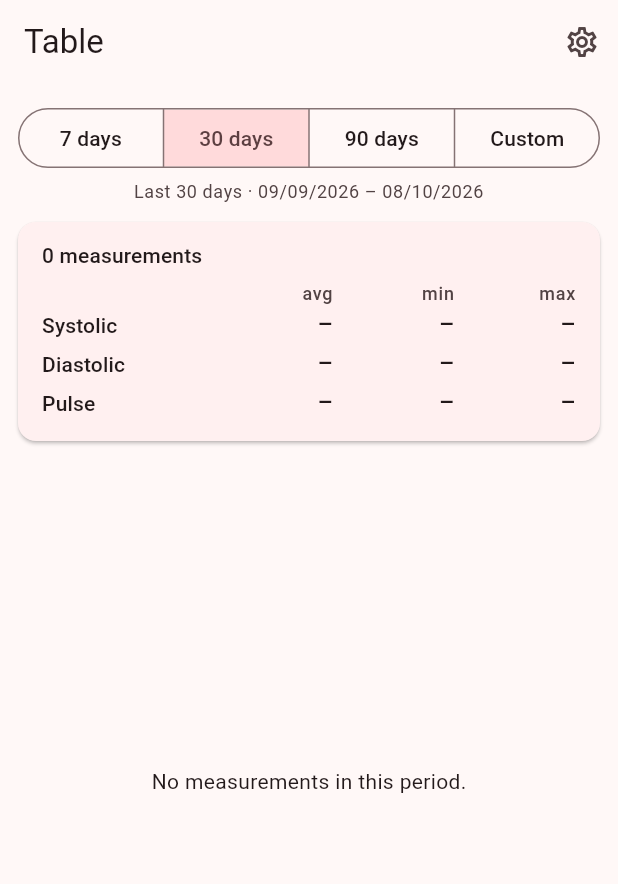
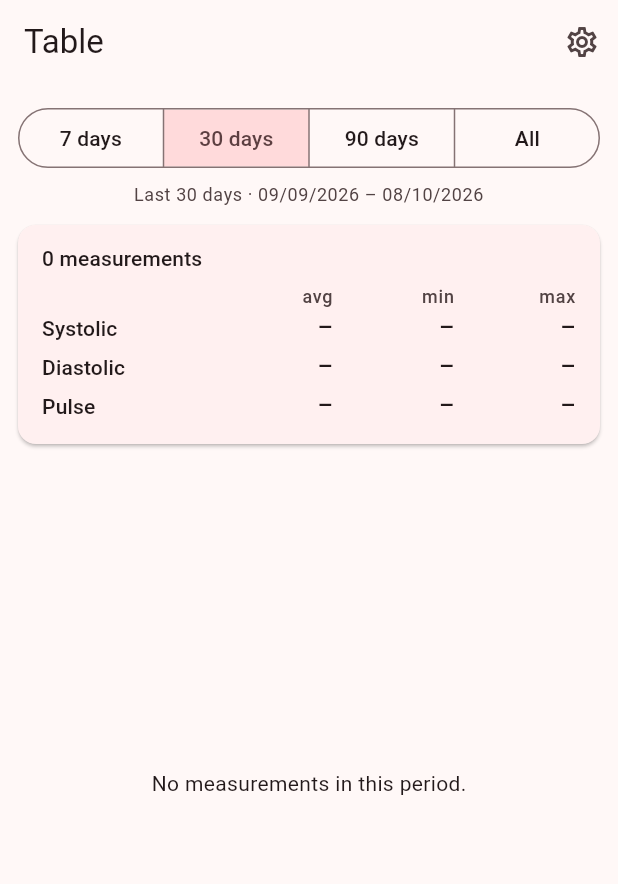
Before and after one commit to RelayCore-Projects/pulzar, a Flutter app: the screen it shows after launch, item 2 of the bottom bar chosen, on a phone screen of 412 x 824 dp. Shown: the top 884 px of the screen. Run offline on Flutter 3.47's test engine with Material 3 defaults, Android fonts, the phone set to English and light mode, and no system bars; our stand-ins replace sqflite; accounts and stored records are empty.

Commit message:
fix: táblázat napi fejléccel és egyben görgethető, „All” időszak, közös grafikon piros/kék színnel
Co-Authored-By: Claude Opus 5.5 <noreply@anthropic.com>
Claude-Session: https://claude.ai/code/session_01DkXCJTFpNUHhN54dazZQBh

```diff
--- a/lib/domain/period.dart
+++ b/lib/domain/period.dart
@@ -1,33 +1,29 @@
 import '../util/format.dart';
 
-enum PeriodPreset { days7, days30, days90, custom }
+/// FR-06: 7 / 30 / 90 nap vagy az összes mérés (v0.4.0: az egyéni időszak helyett).
+enum PeriodPreset { days7, days30, days90, all }
 
-/// Megjelenítési / export időszak (FR-06): mindkét végpont napja beleértve.
+/// Megjelenítési / export időszak: mindkét végpont napja beleértve.
 class Period {
   const Period._(this.preset, this.from, this.to);
 
-  factory Period.preset(PeriodPreset preset, DateTime today) {
+  /// [earliest]: a legkorábbi mérés ideje – csak az „All” időszakhoz kell.
+  factory Period.of(PeriodPreset preset, DateTime today, {DateTime? earliest}) {
+    final end = dateOnly(today);
+    if (preset == PeriodPreset.all) {
+      final start = earliest == null ? end : dateOnly(earliest);
+      return Period._(preset, start.isAfter(end) ? end : start, end);
+    }
     final days = switch (preset) {
       PeriodPreset.days7 => 7,
       PeriodPreset.days30 => 30,
-      PeriodPreset.days90 => 90,
-      PeriodPreset.custom =>
-        throw ArgumentError('Use Period.custom for a custom range'),
+      _ => 90,
     };
-    final end = dateOnly(today);
     return Period._(
       preset,
       DateTime(end.year, end.month, end.day - (days - 1)),
       end,
     );
-  }
-
-  factory Period.custom(DateTime from, DateTime to) {
-    final a = dateOnly(from);
-    final b = dateOnly(to);
-    return a.isAfter(b)
-        ? Period._(PeriodPreset.custom, b, a)
-        : Period._(PeriodPreset.custom, a, b);
   }
 
   final PeriodPreset preset;
@@ -41,13 +37,15 @@ class Period {
   /// A következő nap 00:00 – a grafikon időtengelyének vége.
   DateTime get endExclusive => DateTime(to.year, to.month, to.day + 1);
 
-  bool contains(DateTime t) => !t.isBefore(from) && t.isBefore(endExclusive);
+  bool contains(DateTime t) =>
+      preset == PeriodPreset.all ||
+      (!t.isBefore(from) && t.isBefore(endExclusive));
 
   String get label => switch (preset) {
         PeriodPreset.days7 => 'Last 7 days',
         PeriodPreset.days30 => 'Last 30 days',
         PeriodPreset.days90 => 'Last 90 days',
-        PeriodPreset.custom => 'Custom period',
+        PeriodPreset.all => 'All measurements',
       };
 
   /// 02/10/2026 – 08/10/2026
--- a/lib/screens/home_shell.dart
+++ b/lib/screens/home_shell.dart
@@ -19,9 +19,9 @@ class _HomeShellState extends State<HomeShell> {
   int _index = 0;
 
   /// A Table és a Charts közös időszaka (alapból 30 nap).
-  Period _period = Period.preset(PeriodPreset.days30, DateTime.now());
+  PeriodPreset _preset = PeriodPreset.days30;
 
-  void _setPeriod(Period p) => setState(() => _period = p);
+  void _setPreset(PeriodPreset p) => setState(() => _preset = p);
 
   static const _titles = ['Log', 'Table', 'Charts'];
 
@@ -35,8 +35,8 @@ class _HomeShellState extends State<HomeShell> {
   Widget build(BuildContext context) {
     final Widget body = switch (_index) {
       0 => const LogScreen(),
-      1 => TableScreen(period: _period, onPeriodChanged: _setPeriod),
-      _ => ChartsScreen(period: _period, onPeriodChanged: _setPeriod),
+      1 => TableScreen(preset: _preset, onPresetChanged: _setPreset),
+      _ => ChartsScreen(preset: _preset, onPresetChanged: _setPreset),
     };
 
     return Scaffold(
--- a/lib/screens/table_screen.dart
+++ b/lib/screens/table_screen.dart
@@ -1,6 +1,7 @@
 import 'package:flutter/material.dart';
 
 import '../app_info.dart';
+import '../domain/grouping.dart';
 import '../domain/period.dart';
 import '../domain/stats.dart';
 import '../models/measurement.dart';
@@ -9,73 +10,97 @@ import '../util/format.dart';
 import '../widgets/period_selector.dart';
 import '../widgets/stats_card.dart';
 
-/// FR-06 / FR-07: táblázat az orvosnak – időrendben, összesítéssel, kiemeléssel.
+/// FR-06 / FR-07: táblázat az orvosnak – időrendben, napokra bontva, összesítéssel.
+/// Az egész nézet egyben görgethető, így fekvő módban is használható (v0.4.0).
 class TableScreen extends StatelessWidget {
   const TableScreen({
     super.key,
-    required this.period,
-    required this.onPeriodChanged,
+    required this.preset,
+    required this.onPresetChanged,
   });
 
-  final Period period;
-  final ValueChanged<Period> onPeriodChanged;
+  final PeriodPreset preset;
+  final ValueChanged<PeriodPreset> onPresetChanged;
 
-  static const _flex = [3, 2, 2, 2, 2, 4];
+  static const _flex = [2, 2, 2, 2, 5];
 
   @override
   Widget build(BuildContext context) {
     final store = StoreScope.of(context);
-    final items = store.measurements.where((m) => period.contains(m.measuredAt)).toList()
-      ..sort((a, b) => a.measuredAt.compareTo(b.measuredAt));
+    final period = Period.of(preset, DateTime.now(), earliest: store.earliest);
+    final items =
+        store.measurements.where((m) => period.contains(m.measuredAt)).toList();
     final theme = Theme.of(context);
-    // napok sorszáma a váltakozó háttérhez (egyszer számolva, nagy listán is gyors)
-    final dayIndex = <int>[];
-    for (var i = 0; i < items.length; i++) {
-      dayIndex.add(i == 0
-          ? 0
-          : dayIndex[i - 1] +
-              (isSameDay(items[i].measuredAt, items[i - 1].measuredAt) ? 0 : 1));
+
+    // napi fejléc + a nap mérései, időrendben (a legkorábbi nap felül)
+    final rows = <Object>[];
+    for (final group in groupByDay(items).reversed) {
+      rows.add(group.day);
+      rows.addAll(group.measurements);
     }
 
-    return Column(
-      children: [
-        PeriodSelector(period: period, onChanged: onPeriodChanged),
-        StatsCard(stats: PeriodStats.of(items)),
+    return CustomScrollView(
+      key: const Key('table-scroll'),
+      slivers: [
+        SliverToBoxAdapter(
+          child: PeriodSelector(period: period, onChanged: onPresetChanged),
+        ),
+        SliverToBoxAdapter(child: StatsCard(stats: PeriodStats.of(items))),
         if (items.isEmpty)
-          const Expanded(
+          const SliverFillRemaining(
+            hasScrollBody: false,
             child: Center(
               key: Key('table-empty'),
               child: Text('No measurements in this period.'),
             ),
           )
         else ...[
-          _Row(
+          SliverToBoxAdapter(
+            child: _Row(
               flex: _flex,
-            cells: const ['Date', 'Time', 'SYS', 'DIA', 'PUL', 'Note'],
+              cells: const ['Time', 'SYS', 'DIA', 'PUL', 'Note'],
               style: theme.textTheme.labelMedium
                   ?.copyWith(color: theme.colorScheme.onSurfaceVariant),
             ),
-          const Divider(height: 1),
-          Expanded(
-            child: ListView.builder(
-              key: const Key('table-list'),
-              padding: const EdgeInsets.only(bottom: 24),
-              itemCount: items.length,
+          ),
+          const SliverToBoxAdapter(child: Divider(height: 1)),
+          SliverList.builder(
+            itemCount: rows.length,
             itemBuilder: (context, i) {
-                final m = items[i];
-                // napok váltakozó háttérrel, hogy egy nap mérései összetartozzanak
-                return ColoredBox(
+              final row = rows[i];
+              if (row is DateTime) return _DayHeader(day: row);
+              final m = row as Measurement;
+              return KeyedSubtree(
                 key: Key('table-row-${m.id}'),
-                  color: dayIndex[i].isOdd
-                      ? theme.colorScheme.surfaceContainerHighest.withValues(alpha: 0.5)
-                      : Colors.transparent,
                 child: _MeasurementRow(m: m, flex: _flex),
               );
             },
           ),
-          ),
+          const SliverToBoxAdapter(child: SizedBox(height: 24)),
         ],
       ],
+    );
+  }
+}
+
+class _DayHeader extends StatelessWidget {
+  const _DayHeader({required this.day});
+
+  final DateTime day;
+
+  @override
+  Widget build(BuildContext context) {
+    final theme = Theme.of(context);
+    return Container(
+      key: Key('table-day-${formatIsoDate(day)}'),
+      width: double.infinity,
+      color: theme.colorScheme.surfaceContainerHighest,
+      padding: const EdgeInsets.fromLTRB(12, 6, 12, 6),
+      child: Text(
+        formatDayHeader(day),
+        style: theme.textTheme.titleSmall
+            ?.copyWith(color: theme.colorScheme.primary),
+      ),
     );
   }
 }
@@ -97,12 +122,15 @@ class _Row extends StatelessWidget {
           for (var i = 0; i < cells.length; i++)
             Expanded(
               flex: flex[i],
+              child: Padding(
+                padding: EdgeInsets.only(left: i == cells.length - 1 ? 16 : 0),
                 child: Text(
                   cells[i],
-                maxLines: 1,
+                  maxLines: 2,
                   overflow: TextOverflow.ellipsis,
-                textAlign: i >= 2 && i <= 4 ? TextAlign.end : TextAlign.start,
+                  textAlign: i >= 1 && i <= 3 ? TextAlign.end : TextAlign.start,
                   style: styles?[i] ?? style,
+                ),
               ),
             ),
         ],
@@ -122,7 +150,7 @@ class _MeasurementRow extends StatelessWidget {
     final theme = Theme.of(context);
     final base = theme.textTheme.bodyLarge
         ?.copyWith(fontFeatures: const [FontFeature.tabularFigures()]);
-    // FR-10 / FR-06: a referenciaértéket elérő vagy meghaladó érték kiemelve
+    // FR-06 / FR-10: a referenciaértéket elérő vagy meghaladó érték kiemelve
     final high = base?.copyWith(
       fontWeight: FontWeight.bold,
       color: theme.colorScheme.error,
@@ -130,7 +158,6 @@ class _MeasurementRow extends StatelessWidget {
     return _Row(
       flex: flex,
       cells: [
-        formatDate(m.measuredAt),
         formatTime(m.measuredAt),
         '${m.systolic}',
         '${m.diastolic}',
@@ -138,7 +165,6 @@ class _MeasurementRow extends StatelessWidget {
         m.note ?? '',
       ],
       styles: [
-        base,
         base,
         m.systolic >= AppInfo.defaultRefSystolic ? high : base,
         m.diastolic >= AppInfo.defaultRefDiastolic ? high : base,
--- a/lib/state/measurement_store.dart
+++ b/lib/state/measurement_store.dart
@@ -46,6 +46,9 @@ class MeasurementStore extends ChangeNotifier {
     _loaded = true;
     notifyListeners();
   }
+
+  /// A legkorábbi mérés ideje (az „All” időszakhoz), vagy null.
+  DateTime? get earliest => _items.isEmpty ? null : _items.last.measuredAt;
 
   /// Egy nap mérései időrendben.
   List<Measurement> onDay(DateTime day, {String? excludeId}) => _items
--- a/lib/widgets/period_selector.dart
+++ b/lib/widgets/period_selector.dart
@@ -1,9 +1,8 @@
 import 'package:flutter/material.dart';
 
 import '../domain/period.dart';
-import '../util/format.dart';
 
-/// FR-06: időszak-választó – 7 / 30 / 90 nap vagy egyéni.
+/// FR-06: időszak-választó – 7 / 30 / 90 nap vagy az összes mérés.
 class PeriodSelector extends StatelessWidget {
   const PeriodSelector({
     super.key,
@@ -12,25 +11,7 @@ class PeriodSelector extends StatelessWidget {
   });
 
   final Period period;
-  final ValueChanged<Period> onChanged;
-
-  Future<void> _select(BuildContext context, PeriodPreset preset) async {
-    final today = dateOnly(DateTime.now());
-    if (preset != PeriodPreset.custom) {
-      onChanged(Period.preset(preset, today));
-      return;
-    }
-    final range = await showDateRangePicker(
-      context: context,
-      firstDate: DateTime(2000),
-      lastDate: today,
-      initialDateRange: DateTimeRange(
-        start: period.from.isAfter(today) ? today : period.from,
-        end: period.to.isAfter(today) ? today : period.to,
-      ),
-    );
-    if (range != null) onChanged(Period.custom(range.start, range.end));
-  }
+  final ValueChanged<PeriodPreset> onChanged;
 
   @override
   Widget build(BuildContext context) {
@@ -47,32 +28,18 @@ class PeriodSelector extends StatelessWidget {
               ButtonSegment(value: PeriodPreset.days7, label: Text('7 days')),
               ButtonSegment(value: PeriodPreset.days30, label: Text('30 days')),
               ButtonSegment(value: PeriodPreset.days90, label: Text('90 days')),
-              ButtonSegment(value: PeriodPreset.custom, label: Text('Custom')),
+              ButtonSegment(value: PeriodPreset.all, label: Text('All')),
             ],
             selected: {period.preset},
-            onSelectionChanged: (s) => _select(context, s.first),
+            onSelectionChanged: (s) => onChanged(s.first),
           ),
-          const SizedBox(height: 4),
-          Row(
-            mainAxisAlignment: MainAxisAlignment.center,
-            children: [
-              Flexible(
-                child: Text(
-                  '${period.label} · ${period.range}',
-                  key: const Key('period-range'),
-                  textAlign: TextAlign.center,
-                  style: theme.textTheme.bodySmall
-                      ?.copyWith(color: theme.colorScheme.onSurfaceVariant),
-                ),
-              ),
-              // a már kiválasztott „Custom” gomb nem reagál újra, ezért külön módosító
-              if (period.preset == PeriodPreset.custom)
-                TextButton(
-                  key: const Key('period-change'),
-                  onPressed: () => _select(context, PeriodPreset.custom),
-                  child: const Text('Change'),
-                ),
-            ],
+          const SizedBox(height: 6),
+          Text(
+            '${period.label} · ${period.range}',
+            key: const Key('period-range'),
+            textAlign: TextAlign.center,
+            style: theme.textTheme.bodySmall
+                ?.copyWith(color: theme.colorScheme.onSurfaceVariant),
           ),
         ],
       ),
```
Also changed, not shown: lib/screens/charts_screen.dart (+76 -44 lines), lib/widgets/bp_chart.dart (+88 -57 lines), 2 other files. Lines whose indentation alone changed are shown as unchanged.
